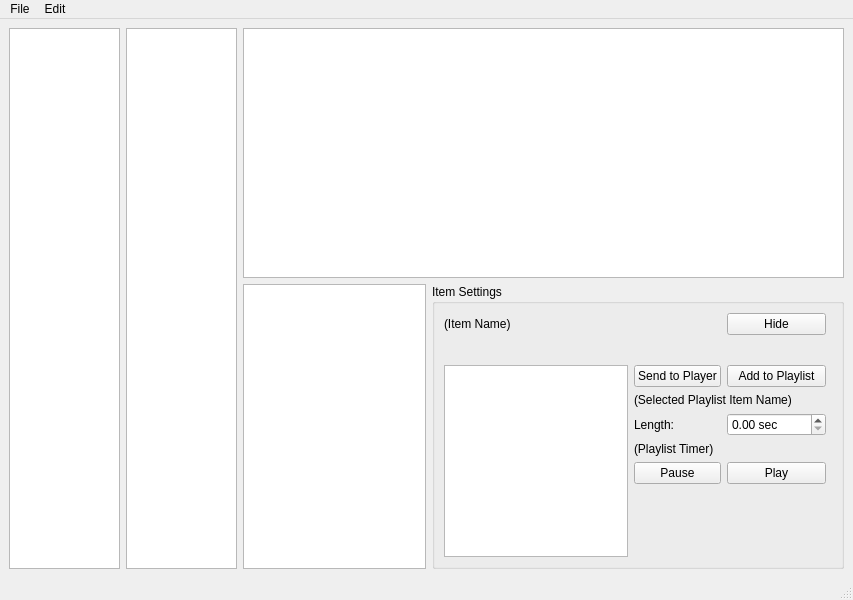
Before: the Qt Designer form src/glvidtex/DirectorWindow.ui in google-code-export/dviz, drawn with Qt 5.
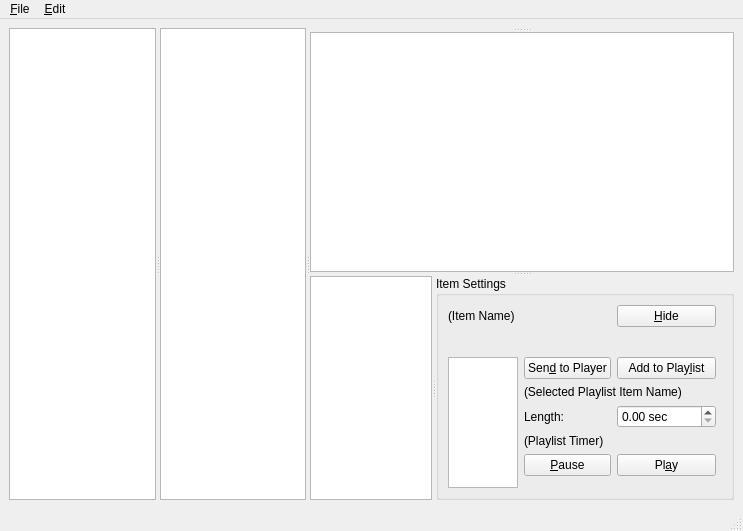
After: the same form once the commit is applied. Custom widgets are drawn as their Qt base class.

Commit message: Finished intial UI plumbing on DirectorWindow. Wrote class PlayerConnection (and PlayerConnectionList) to model and manage the connections to players from the director. Director is ALPHA state - very very basic right now. Changed glvidtex to require you to specify target using CONFIG+=(gleditor|gldirector|glplayer|glvidtex). glvidtex=glplayer, just legacy binary name for glvidtex. Added GLDrawablePlaylist and GLPlaylistItem to GLDrawable as a basic sequential playlist - code not tested yet, but it all compiles.

Diff of the .ui file:
```diff
--- a/src/glvidtex/DirectorWindow.ui
+++ b/src/glvidtex/DirectorWindow.ui
@@ -6,29 +6,29 @@
    <rect>
     <x>0</x>
     <y>0</y>
-    <width>853</width>
-    <height>600</height>
+    <width>743</width>
+    <height>518</height>
    </rect>
   </property>
   <property name="windowTitle">
    <string>MainWindow</string>
   </property>
   <widget class="QWidget" name="centralwidget">
-   <layout class="QVBoxLayout" name="verticalLayout_3">
+   <layout class="QVBoxLayout" name="verticalLayout_2">
     <item>
-     <layout class="QHBoxLayout" name="horizontalLayout_3">
-      <item>
+     <widget class="QSplitter" name="mainSplitter">
+      <property name="orientation">
+       <enum>Qt::Horizontal</enum>
+      </property>
        <widget class="QListView" name="collectionListview"/>
-      </item>
-      <item>
        <widget class="QListView" name="groupListview"/>
-      </item>
-      <item>
-       <layout class="QVBoxLayout" name="verticalLayout_2">
-        <item>
+      <widget class="QSplitter" name="sceneSplitter">
+       <property name="orientation">
+        <enum>Qt::Vertical</enum>
+       </property>
+       <widget class="QWidget" name="horizontalLayoutWidget">
          <layout class="QHBoxLayout" name="playerSelectionLayout"/>
-        </item>
-        <item>
+       </widget>
          <widget class="EditorGraphicsView" name="graphicsView">
           <property name="minimumSize">
            <size>
@@ -37,13 +37,11 @@
            </size>
           </property>
          </widget>
-        </item>
-        <item>
-         <layout class="QHBoxLayout" name="horizontalLayout_2">
-          <item>
+       <widget class="QSplitter" name="drawableSplitter">
+        <property name="orientation">
+         <enum>Qt::Horizontal</enum>
+        </property>
            <widget class="QListView" name="sceneListview"/>
-          </item>
-          <item>
            <widget class="QGroupBox" name="groupBox">
             <property name="title">
              <string>Item Settings</string>
@@ -73,14 +71,14 @@
                <item row="2" column="1">
                 <widget class="QPushButton" name="sendToPlayerBtn">
                  <property name="text">
-                  <string>Send to Player</string>
+               <string>Sen&amp;d to Player</string>
                  </property>
                 </widget>
                </item>
                <item row="2" column="2">
                 <widget class="QPushButton" name="addToPlaylistBtn">
                  <property name="text">
-                  <string>Add to Playlist</string>
+               <string>Add to Play&amp;list</string>
                  </property>
                 </widget>
                </item>
@@ -104,14 +102,14 @@
                <item row="6" column="1">
                 <widget class="QPushButton" name="pauseBtn">
                  <property name="text">
-                  <string>Pause</string>
+               <string>&amp;Pause</string>
                  </property>
                 </widget>
                </item>
                <item row="6" column="2">
                 <widget class="QPushButton" name="playBtn">
                  <property name="text">
-                  <string>Play</string>
+               <string>Pl&amp;ay</string>
                  </property>
                 </widget>
                </item>
@@ -131,7 +129,7 @@
                <item row="0" column="2">
                 <widget class="QPushButton" name="hideBtn">
                  <property name="text">
-                  <string>Hide</string>
+               <string>&amp;Hide</string>
                  </property>
                  <property name="checkable">
                   <bool>true</bool>
@@ -156,12 +154,9 @@
              </item>
             </layout>
            </widget>
-          </item>
-         </layout>
-        </item>
-       </layout>
-      </item>
-     </layout>
+       </widget>
+      </widget>
+     </widget>
     </item>
    </layout>
   </widget>
@@ -170,13 +165,13 @@
     <rect>
      <x>0</x>
      <y>0</y>
-     <width>853</width>
+     <width>743</width>
      <height>21</height>
     </rect>
    </property>
    <widget class="QMenu" name="menuFile">
     <property name="title">
-     <string>File</string>
+     <string>&amp;File</string>
     </property>
     <addaction name="actionOpen_Collection"/>
     <addaction name="actionSave"/>
@@ -188,7 +183,7 @@
    </widget>
    <widget class="QMenu" name="menuEdit">
     <property name="title">
-     <string>Edit</string>
+     <string>&amp;Edit</string>
     </property>
     <addaction name="actionEdit_Selected_Group"/>
     <addaction name="actionAdd_New_Group"/>
```
Left out of the diff: 16 changed lines with no effect on the pictures. Lines whose indentation alone changed are shown as unchanged. The commit also changes 14 other files.
